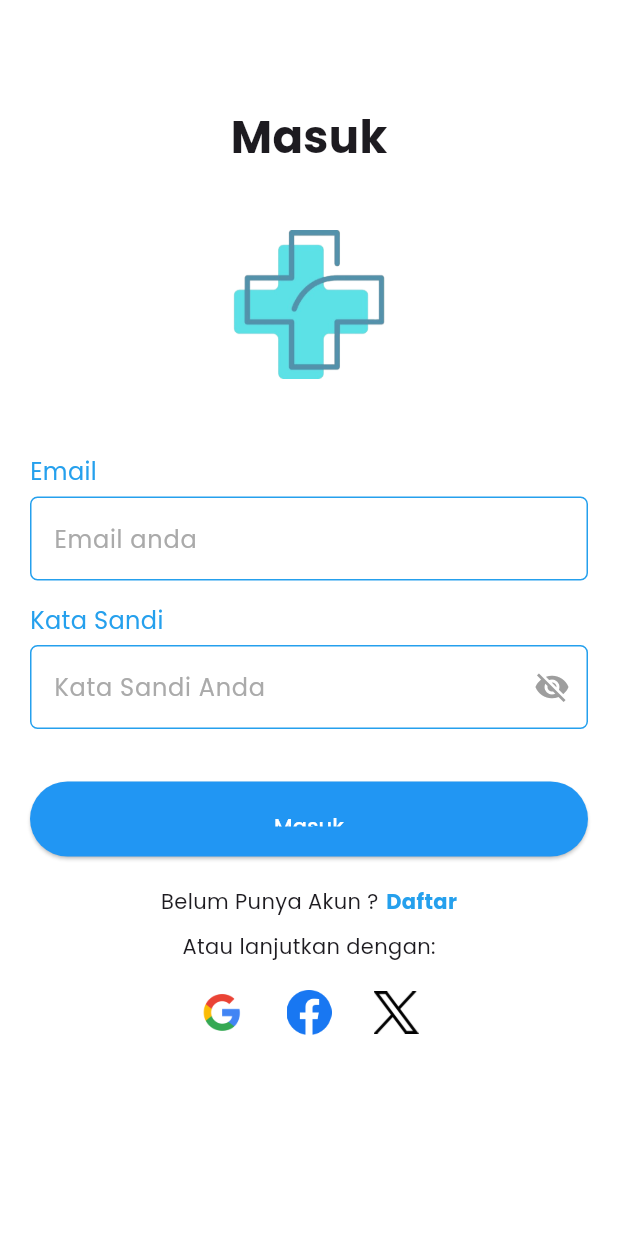
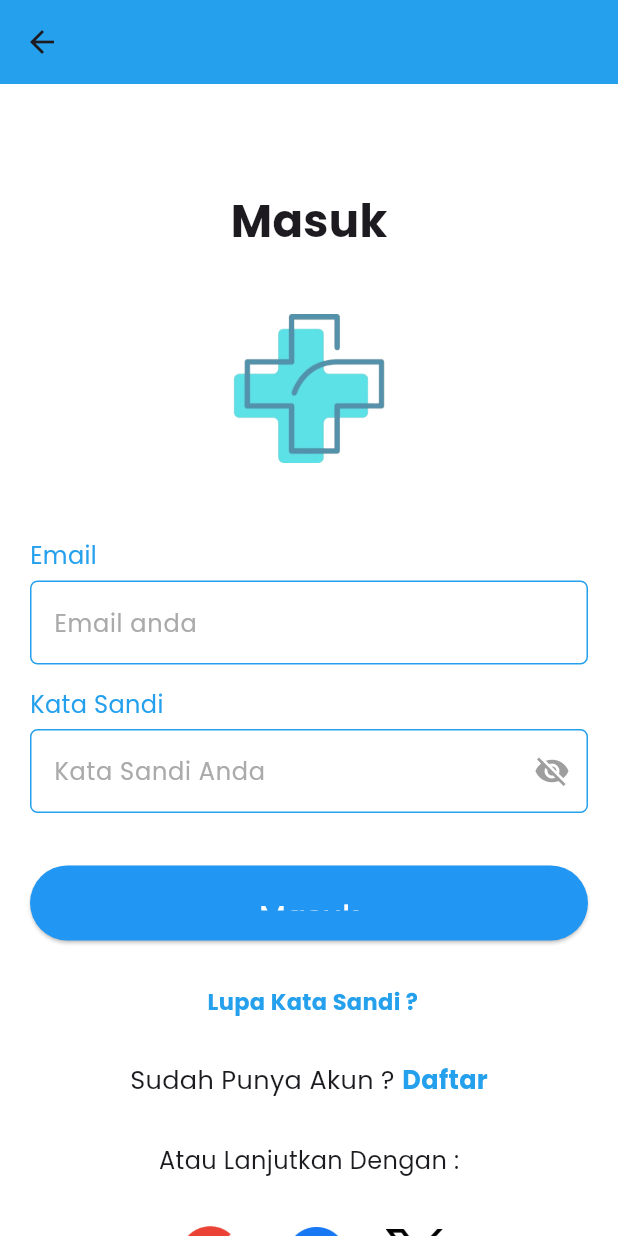
Before and after one commit to Shua24/penicillisolver-mobile, a Flutter app: the LoginScreen screen opened by its route, on a phone screen of 412 x 824 dp. Run offline on Flutter 3.47's test engine with Material 3 defaults, Android fonts, the phone set to English and light mode, and no system bars; our stand-ins replace google_fonts.

Commit message:
Menambahkan verifikasi, verifikasiberhasil, lupa, loginberhasil

```diff
--- a/lib/login.dart
+++ b/lib/login.dart
@@ -1,9 +1,11 @@
-// ignore_for_file: library_private_types_in_public_api
+// ignore_for_file: library_private_types_in_public_api, deprecated_member_use, use_build_context_synchronously
 
 import 'package:flutter/material.dart';
-import 'package:penicillisolver/MainMenu.dart';
+import 'package:penicillisolver/LoginBerhasil.dart';
+import 'package:penicillisolver/lupa.dart';
 import 'package:penicillisolver/register.dart';
-import 'package:url_launcher/url_launcher.dart'; // Tambahkan import ini untuk url_launcher
+import 'package:url_launcher/url_launcher.dart';
+// Tambahkan import ini untuk url_launcher
 
 class LoginScreen extends StatefulWidget {
   const LoginScreen({super.key});
@@ -14,7 +16,6 @@ class LoginScreen extends StatefulWidget {
 
 class _LoginState extends State<LoginScreen> {
   bool _obscureText1 = true; // Untuk Kata Sandi
-  final bool _obscureText2 = true; // Untuk Konfirmasi Kata Sandi
   List<bool> isSelected = [true, false, false, false]; // Untuk pilihan tim
 
   // Fungsi untuk membuka URL
@@ -29,11 +30,22 @@ class _LoginState extends State<LoginScreen> {
   Widget build(BuildContext context) {
     return WillPopScope(
       onWillPop: () async {
-        // Ini akan menangani tombol back fisik Android
-        // Kembali ke halaman sebelumnya
-        return true; // Mengizinkan back action default
+        // Mengizinkan navigasi kembali
+        return true; // Kembali ke halaman sebelumnya
       },
       child: Scaffold(
+        appBar: AppBar(
+          leading: IconButton(
+            icon: const Icon(Icons.arrow_back), // Ikon untuk tombol kembali
+            onPressed: () {
+              // Mengarahkan ke halaman RegisterScreen
+              Navigator.pushReplacement(
+                context,
+                MaterialPageRoute(builder: (context) => const Register()),
+              );
+            },
+          ),
+        ),
         body: SingleChildScrollView(
           child: Padding(
             padding: const EdgeInsets.all(20.0),
@@ -145,9 +157,7 @@ class _LoginState extends State<LoginScreen> {
                     ),
                   ),
                 ),
-                const SizedBox(height: 15),
-
-                const SizedBox(height: 20),
+                const SizedBox(height: 35),
 
                 // Tombol Masuk
                 SizedBox(
@@ -158,9 +168,10 @@ class _LoginState extends State<LoginScreen> {
                       Future.delayed(const Duration(milliseconds: 500), () {
                         Navigator.of(context).pushReplacement(
                           MaterialPageRoute(
-                              builder: (context) => const MainMenu()),
+                              builder: (context) => const LoginBerhasil()),
                         );
-                      }); // Aksi ketika tombol ditekan
+                      });
+                      // Aksi ketika tombol ditekan
                     },
                     style: ElevatedButton.styleFrom(
                       backgroundColor:
@@ -168,17 +179,49 @@ class _LoginState extends State<LoginScreen> {
                       foregroundColor:
                           Colors.white, // Mengatur warna teks tombol
                     ),
-                    child: const Text('Masuk'),
+                    child: const Text(
+                      'Masuk',
+                      style: TextStyle(fontSize: 20), // Mengatur ukuran teks
+                    ),
                   ),
                 ),
+                const SizedBox(height: 30),
+                Row(
+                  mainAxisAlignment: MainAxisAlignment.center,
+                  children: [
+                    const Text(''),
+                    const SizedBox(width: 5),
+                    GestureDetector(
+                      onTap: () {
+                        Future.delayed(const Duration(milliseconds: 500), () {
+                          Navigator.of(context).pushReplacement(
+                            MaterialPageRoute(
+                                builder: (context) => const Lupa()),
+                          );
+                        });
+                      },
+                      child: const Text(
+                        'Lupa Kata Sandi ?',
+                        style: TextStyle(
+                          color: Color.fromRGBO(37, 160, 237, 1),
+                          fontWeight: FontWeight.bold,
+                          fontSize: 15,
+                        ),
+                      ),
+                    ),
+                  ],
+                ),
 
-                const SizedBox(height: 20),
-
+                const SizedBox(height: 30),
                 // Sudah punya akun / Login dengan
                 Row(
                   mainAxisAlignment: MainAxisAlignment.center,
                   children: [
-                    const Text('Belum Punya Akun ?'),
+                    const Text(
+                      'Sudah Punya Akun ?',
+                      style: TextStyle(
+                          fontSize: 17), // Ukuran teks untuk pertanyaan
+                    ),
                     const SizedBox(width: 5),
                     GestureDetector(
                       onTap: () {
@@ -194,14 +237,20 @@ class _LoginState extends State<LoginScreen> {
                         style: TextStyle(
                           color: Color.fromRGBO(37, 160, 237, 1),
                           fontWeight: FontWeight.bold,
+                          fontSize: 17,
                         ),
                       ),
                     ),
                   ],
                 ),
-                const SizedBox(height: 10),
-                const Text('Atau lanjutkan dengan:'),
-                const SizedBox(height: 10),
+
+                const SizedBox(height: 30),
+                const Text(
+                  'Atau Lanjutkan Dengan :',
+                  style:
+                      TextStyle(fontSize: 16), // Ukuran teks untuk pertanyaan
+                ),
+                const SizedBox(height: 20),
 
                 // Tombol Sosial Media (Google, Facebook, Twitter)
                 Row(
@@ -211,8 +260,8 @@ class _LoginState extends State<LoginScreen> {
                     IconButton(
                       icon: Image.asset(
                         'assets/google.png',
-                        width: 30,
-                        height: 30,
+                        width: 50,
+                        height: 50,
                       ),
                       iconSize: 30,
                       onPressed: () {
@@ -224,8 +273,8 @@ class _LoginState extends State<LoginScreen> {
                     IconButton(
                       icon: Image.asset(
                         'assets/fb.png',
-                        width: 30,
-                        height: 30,
+                        width: 40,
+                        height: 40,
                       ),
                       iconSize: 30,
                       onPressed: () {
@@ -237,8 +286,8 @@ class _LoginState extends State<LoginScreen> {
                     IconButton(
                       icon: Image.asset(
                         'assets/x.png',
-                        width: 30,
-                        height: 30,
+                        width: 40,
+                        height: 40,
                       ),
                       iconSize: 30,
                       onPressed: () {
```
Also changed, not shown: lib/LoginBerhasil.dart (added, +74 -0 lines), lib/lupa.dart (added, +133 -0 lines), lib/main.dart (+19 -7 lines), lib/register.dart (+27 -13 lines), lib/verifikasi.dart (added, +132 -0 lines), lib/verifikasiBerhasil.dart (added, +74 -0 lines), assets/berhasil.png (added), assets/lupa.png (added), assets/notif.png (added), pubspec.lock.
